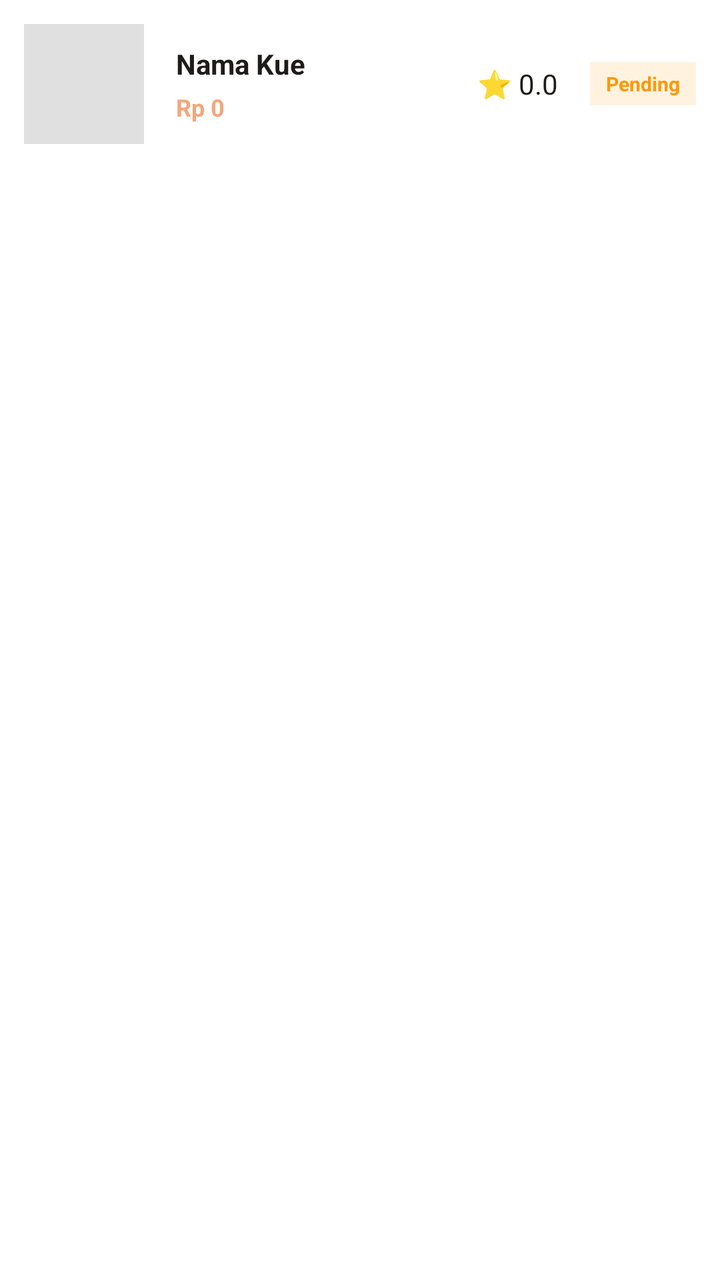
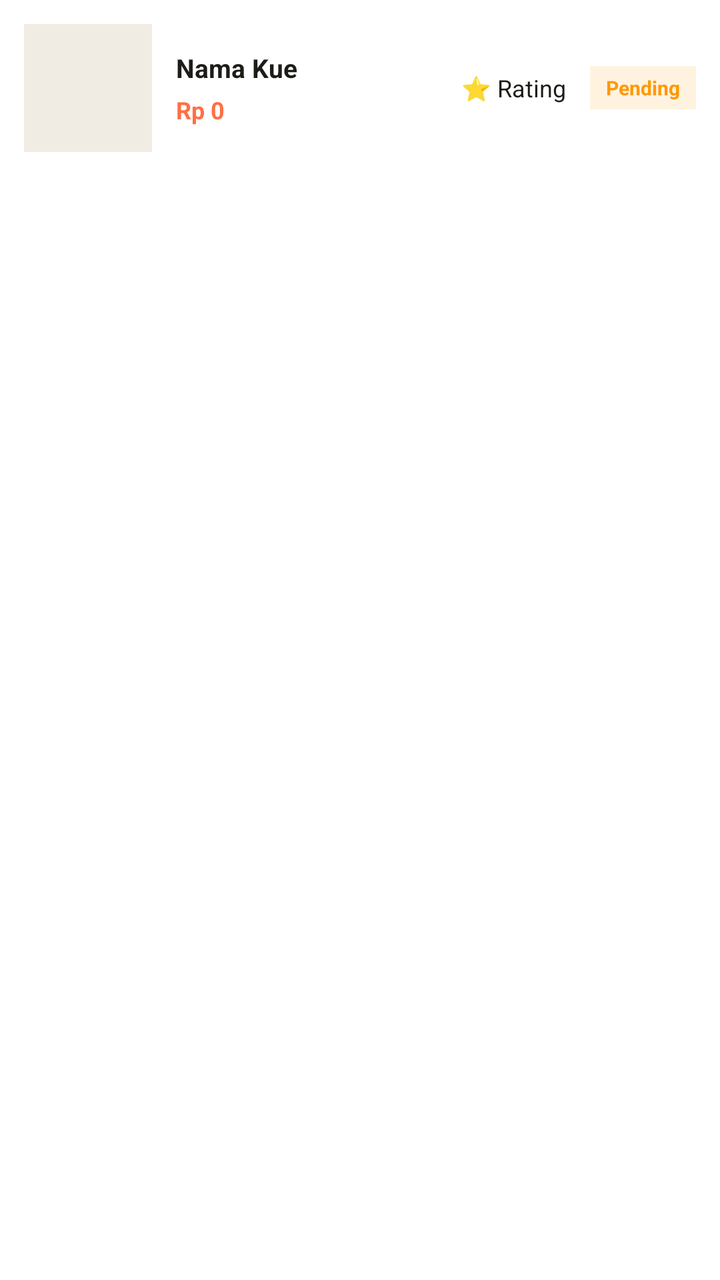

An Android layout rendered at two revisions. The XML below is the earlier revision; the diff shows what the commit changed to produce the second picture.
<!-- AndroidManifest.xml: application theme Theme.KueWeh -->
<!-- res/layout/item_pesanan.xml -->
<?xml version="1.0" encoding="utf-8"?>
<androidx.cardview.widget.CardView xmlns:android="http://schemas.android.com/apk/res/android"
    xmlns:app="http://schemas.android.com/apk/res-auto"
    android:layout_width="match_parent"
    android:layout_height="wrap_content"
    android:layout_marginBottom="8dp"
    app:cardCornerRadius="12dp"
    app:cardElevation="0dp">

    <LinearLayout
        android:layout_width="match_parent"
        android:layout_height="wrap_content"
        android:orientation="vertical"
        android:background="#FFFFFF">

        <LinearLayout
            android:layout_width="match_parent"
            android:layout_height="wrap_content"
            android:orientation="horizontal"
            android:padding="12dp"
            android:gravity="center_vertical">

            <ImageView
                android:id="@+id/imgPesanan"
                android:layout_width="60dp"
                android:layout_height="60dp"
                android:scaleType="centerCrop"
                android:background="#E0E0E0"/>

            <LinearLayout
                android:layout_width="0dp"
                android:layout_height="wrap_content"
                android:layout_weight="1"
                android:orientation="vertical"
                android:layout_marginStart="16dp">

                <TextView
                    android:id="@+id/tvNamaPesanan"
                    android:layout_width="wrap_content"
                    android:layout_height="wrap_content"
                    android:text="Nama Kue"
                    android:textColor="#1E1C18"
                    android:textSize="14sp"
                    android:textStyle="bold" />

                <TextView
                    android:id="@+id/tvHargaPesanan"
                    android:layout_width="wrap_content"
                    android:layout_height="wrap_content"
                    android:layout_marginTop="4dp"
                    android:text="Rp 0"
                    android:textColor="#F5A67B"
                    android:textSize="12sp"
                    android:textStyle="bold" />
            </LinearLayout>

            <TextView
                android:id="@+id/tvRatingItem"
                android:layout_width="wrap_content"
                android:layout_height="wrap_content"
                android:text="⭐ 0.0"
                android:textColor="#1E1C18"
                android:textSize="14sp"
                android:layout_marginEnd="12dp"
                android:background="?attr/selectableItemBackground"
                android:clickable="true"
                android:focusable="true"
                android:padding="4dp"/>

            <TextView
                android:id="@+id/tvStatusPesananBadge"
                android:layout_width="wrap_content"
                android:layout_height="wrap_content"
                android:background="#FFF3E0"
                android:textColor="#FF9800"
                android:text="Pending"
                android:textSize="10sp"
                android:textStyle="bold"
                android:paddingHorizontal="8dp"
                android:paddingVertical="4dp"/>
        </LinearLayout>

        <LinearLayout
            android:id="@+id/layoutAdminItemControl"
            android:layout_width="match_parent"
            android:layout_height="wrap_content"
            android:orientation="horizontal"
            android:gravity="center_vertical"
            android:visibility="gone"
            android:paddingVertical="8dp"
            android:layout_marginHorizontal="12dp"
            android:layout_marginBottom="12dp"
            android:background="@drawable/bg_search_rounded">

            <TextView
                android:id="@+id/tvAdminItemStatus"
                android:layout_width="0dp"
                android:layout_height="wrap_content"
                android:layout_weight="1"
                android:layout_marginStart="12dp"
                android:text="Pending"
                android:textColor="#FF9800"
                android:textSize="12sp"
                android:textStyle="bold" />

            <Button
                android:id="@+id/btnAdminItemAksi"
                android:layout_width="wrap_content"
                android:layout_height="32dp"
                android:backgroundTint="#2196F3"
                android:text="Terima"
                android:textColor="#FFFFFF"
                android:textSize="10sp"
                android:insetTop="0dp"
                android:insetBottom="0dp"
                android:layout_marginEnd="8dp"/>
        </LinearLayout>

    </LinearLayout>
</androidx.cardview.widget.CardView>
<!-- resources referenced by this layout -->
<resources>
  <!-- drawable bg_search_rounded (drawable) -->
  <?xml version="1.0" encoding="utf-8"?>
  <shape xmlns:android="http://schemas.android.com/apk/res/android">
      <solid android:color="#FFFFFF" />
      <corners android:radius="24dp" /> </shape>
  <style name="Theme.KueWeh" parent="Theme.MaterialComponents.Light.NoActionBar">
          <item name="android:statusBarColor">@android:color/transparent</item>
  
          <item name="android:windowLightStatusBar">true</item>
      </style>
</resources>

<!-- the commit's change to res/layout/item_pesanan.xml (unified diff, before → after) -->
@@ -5,43 +5,49 @@
     android:layout_height="wrap_content"
     android:layout_marginBottom="8dp"
     app:cardCornerRadius="12dp"
-    app:cardElevation="0dp">
+    app:cardElevation="0dp"
+    app:cardBackgroundColor="#FFFFFF">
 
     <LinearLayout
         android:layout_width="match_parent"
         android:layout_height="wrap_content"
-        android:orientation="vertical"
-        android:background="#FFFFFF">
+        android:orientation="vertical">
 
+        
         <LinearLayout
             android:layout_width="match_parent"
             android:layout_height="wrap_content"
             android:orientation="horizontal"
-            android:padding="12dp"
-            android:gravity="center_vertical">
+            android:gravity="center_vertical"
+            android:padding="12dp">
 
+            
             <ImageView
                 android:id="@+id/imgPesanan"
-                android:layout_width="60dp"
-                android:layout_height="60dp"
+                android:layout_width="64dp"
+                android:layout_height="64dp"
                 android:scaleType="centerCrop"
-                android:background="#E0E0E0"/>
+                android:background="#F0EBE3"/>
 
+            
             <LinearLayout
                 android:layout_width="0dp"
                 android:layout_height="wrap_content"
                 android:layout_weight="1"
                 android:orientation="vertical"
-                android:layout_marginStart="16dp">
+                android:layout_marginLeft="12dp"
+                android:layout_marginRight="8dp">
 
                 <TextView
                     android:id="@+id/tvNamaPesanan"
-                    android:layout_width="wrap_content"
+                    android:layout_width="match_parent"
                     android:layout_height="wrap_content"
                     android:text="Nama Kue"
                     android:textColor="#1E1C18"
-                    android:textSize="14sp"
-                    android:textStyle="bold" />
+                    android:textSize="13sp"
+                    android:textStyle="bold"
+                    android:maxLines="2"
+                    android:ellipsize="end"/>
 
                 <TextView
                     android:id="@+id/tvHargaPesanan"
@@ -49,24 +55,26 @@
                     android:layout_height="wrap_content"
                     android:layout_marginTop="4dp"
                     android:text="Rp 0"
-                    android:textColor="#F5A67B"
+                    android:textColor="#FF7043"
                     android:textSize="12sp"
-                    android:textStyle="bold" />
+                    android:textStyle="bold"/>
             </LinearLayout>
 
+            
             <TextView
                 android:id="@+id/tvRatingItem"
                 android:layout_width="wrap_content"
                 android:layout_height="wrap_content"
-                android:text="⭐ 0.0"
+                android:text="⭐ Rating"
                 android:textColor="#1E1C18"
-                android:textSize="14sp"
-                android:layout_marginEnd="12dp"
+                android:textSize="12sp"
+                android:layout_marginRight="8dp"
                 android:background="?attr/selectableItemBackground"
                 android:clickable="true"
                 android:focusable="true"
                 android:padding="4dp"/>
 
+            
             <TextView
                 android:id="@+id/tvStatusPesananBadge"
                 android:layout_width="wrap_content"
@@ -76,10 +84,13 @@
                 android:text="Pending"
                 android:textSize="10sp"
                 android:textStyle="bold"
-                android:paddingHorizontal="8dp"
-                android:paddingVertical="4dp"/>
+                android:paddingLeft="8dp"
+                android:paddingRight="8dp"
+                android:paddingTop="4dp"
+                android:paddingBottom="4dp"/>
         </LinearLayout>
 
+        
         <LinearLayout
             android:id="@+id/layoutAdminItemControl"
             android:layout_width="match_parent"
@@ -87,9 +98,10 @@
             android:orientation="horizontal"
             android:gravity="center_vertical"
             android:visibility="gone"
-            android:paddingVertical="8dp"
-            android:layout_marginHorizontal="12dp"
-            android:layout_marginBottom="12dp"
+            android:paddingTop="8dp"
+            android:paddingBottom="12dp"
+            android:paddingLeft="12dp"
+            android:paddingRight="12dp"
             android:background="@drawable/bg_search_rounded">
 
             <TextView
@@ -97,11 +109,10 @@
                 android:layout_width="0dp"
                 android:layout_height="wrap_content"
                 android:layout_weight="1"
-                android:layout_marginStart="12dp"
                 android:text="Pending"
                 android:textColor="#FF9800"
                 android:textSize="12sp"
-                android:textStyle="bold" />
+                android:textStyle="bold"/>
 
             <Button
                 android:id="@+id/btnAdminItemAksi"
